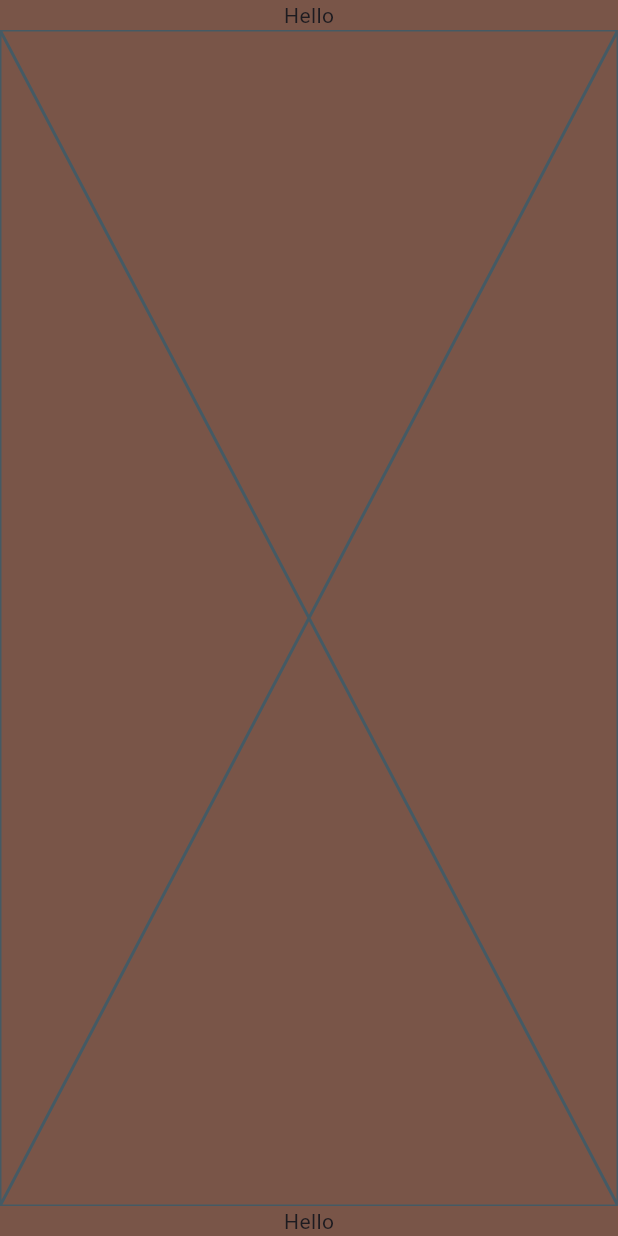
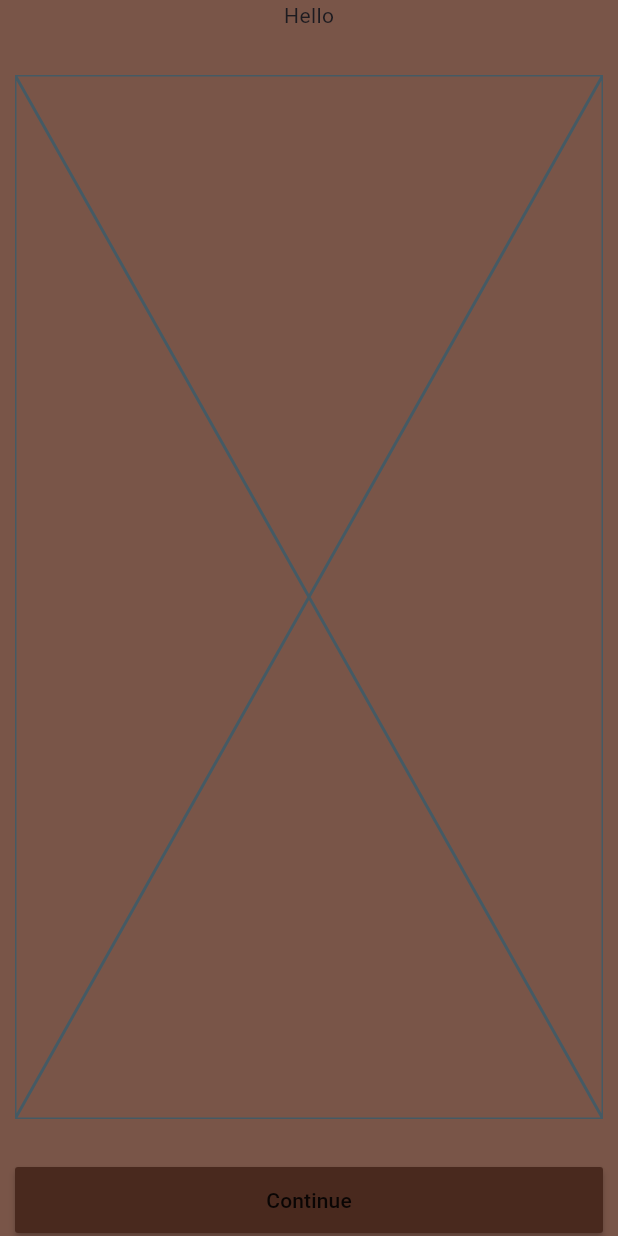
Before and after one commit to JoshuaOzibo/flutter_Animations_challange, a Flutter app: the screen it shows after launch, on a phone screen of 412 x 824 dp. Run offline on Flutter 3.47's test engine with Material 3 defaults, Android fonts, the phone set to English and light mode, and no system bars; our stand-ins replace flutter_svg.

Commit message:
code updated

```diff
--- a/lib/features/challange_three/on_boarding_screen/on_boarding_screen_three.dart
+++ b/lib/features/challange_three/on_boarding_screen/on_boarding_screen_three.dart
@@ -9,21 +9,32 @@ class OnBoardingScreenThree extends StatefulWidget {
 
 class _OnBoardingScreenThreeState extends State<OnBoardingScreenThree> {
   final pageController = PageController();
+  List<Widget> pages = [PageOne(), PageTwo(), PageThree()];
+  int currentPage = 0;
 
   @override
   Widget build(BuildContext context) {
-    List<Widget> pages = [PageOne(), PageTwo(), PageThree()];
-
+    print('currentPage: $currentPage');
     return Scaffold(
       backgroundColor: Colors.brown,
       body: SafeArea(
+        child: Padding(
+          padding: const EdgeInsets.symmetric(horizontal: 10),
           child: Column(
             crossAxisAlignment: CrossAxisAlignment.center,
             mainAxisSize: MainAxisSize.max,
             children: [
               Text('Hello'),
+              SizedBox(height: 30),
               Expanded(
                 child: PageView.builder(
+                  onPageChanged: (value) {
+                    setState(() {
+                      currentPage = value;
+                    });
+                    // print(currentPage);
+                    // print(value);
+                  },
                   controller: pageController,
                   itemCount: pages.length,
                   allowImplicitScrolling: true,
@@ -32,8 +43,28 @@ class _OnBoardingScreenThreeState extends State<OnBoardingScreenThree> {
                   },
                 ),
               ),
-            Text('Hello'),
+              SizedBox(height: 30),
+              MaterialButton(
+                hoverElevation: 0,
+                color: const Color.fromARGB(255, 73, 41, 30),
+                padding: EdgeInsets.symmetric(vertical: 12),
+                minWidth: double.infinity,
+                child: Text(
+                  currentPage == pages.length - 1 ? 'Get started' : 'Continue',
+                ),
+                onPressed: () {
+                  if (currentPage == pages.length - 1) {
+                    print('Hello');
+                  } else {
+                    pageController.nextPage(
+                      duration: Duration(milliseconds: 300),
+                      curve: Curves.easeIn,
+                    );
+                  }
+                },
+              ),
             ],
+          ),
         ),
       ),
     );
@@ -57,6 +88,7 @@ class PageTwo extends StatelessWidget {
     return const Placeholder();
   }
 }
+
 class PageThree extends StatelessWidget {
   const PageThree({super.key});
 
```
Lines whose indentation alone changed are shown as unchanged.
